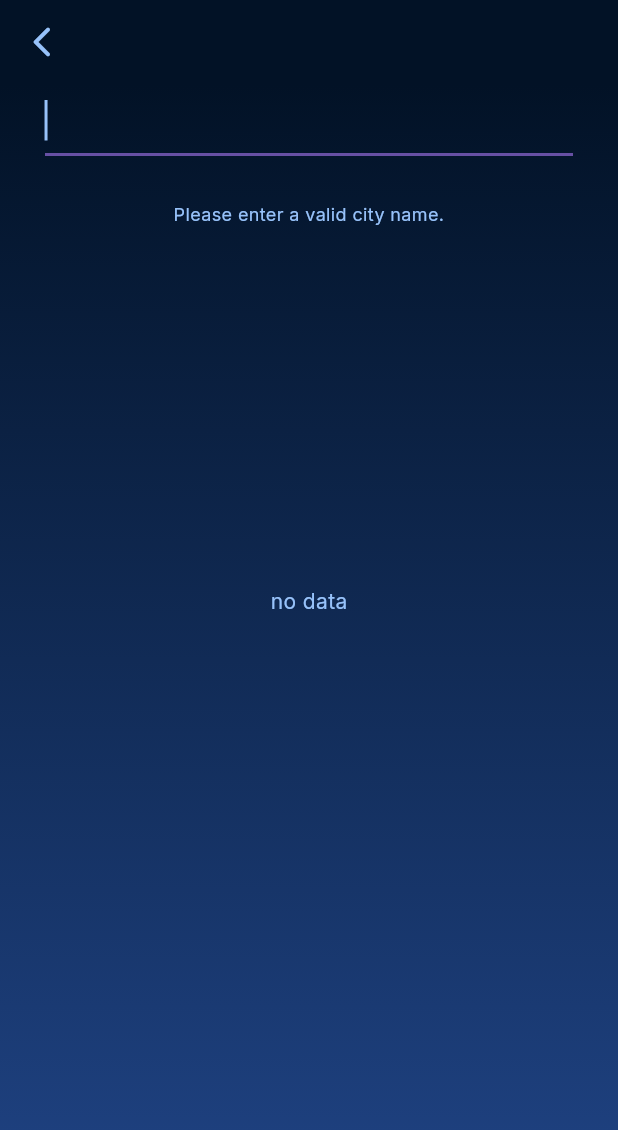
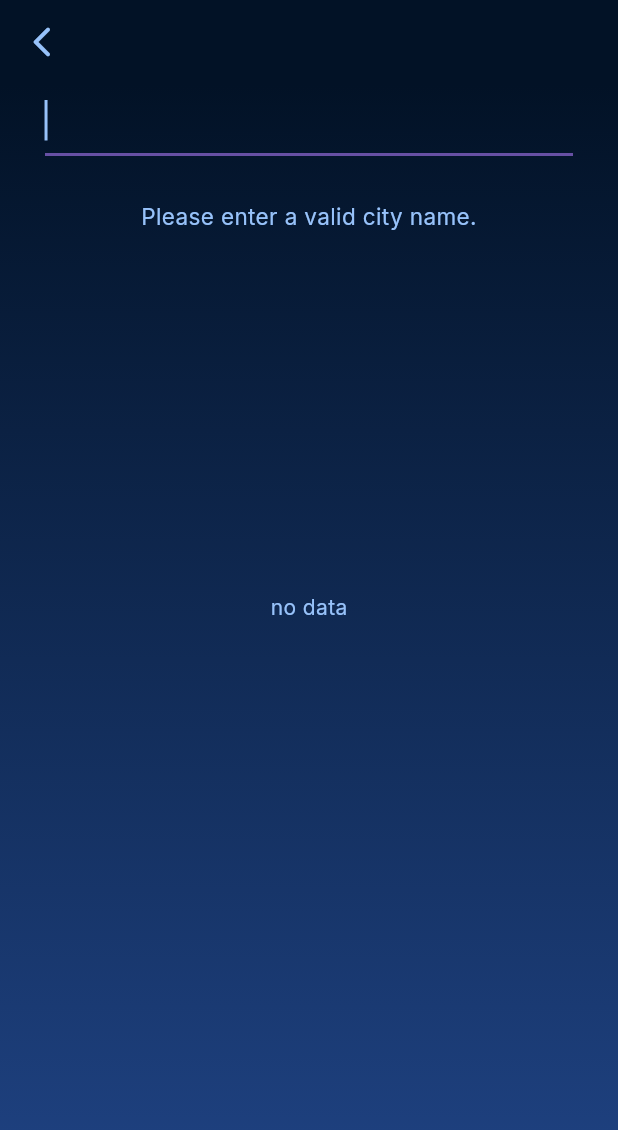
Before and after one commit to Sanwor/Weather-App, a Flutter app: the SearchPage screen opened directly, on a phone screen of 412 x 824 dp. Shown: the top 1130 px of the screen. Run offline on Flutter 3.47's test engine with Material 3 defaults, Android fonts, the phone set to English and light mode, and no system bars; our stand-ins replace blurrycontainer, geocoding, geolocator, google_fonts, lottie, timezone; statements that could not run were skipped.

```diff
--- a/lib/view/search_page.dart
+++ b/lib/view/search_page.dart
@@ -186,7 +186,7 @@ class _SearchPageState extends State<SearchPage> {
                                                 ? Color.fromARGB(
                                                     255, 151, 194, 250)
                                                 : Color(0xff243447),
-                                            fontSize: 12,
+                                            fontSize: 15,
                                           ),
                                         )
                                       ],
@@ -625,6 +625,10 @@ class _SearchPageState extends State<SearchPage> {
                                                       Text(
                                                         'hPa',
                                                         style: TextStyle(
+                                                            color: isDay == true
+                                                                ? Color(
+                                                                    0xff243447)
+                                                                : Colors.white,
                                                             fontWeight:
                                                                 FontWeight
                                                                     .w600),
```
Also changed, not shown: lib/view/home_page.dart (+25 -11 lines).
